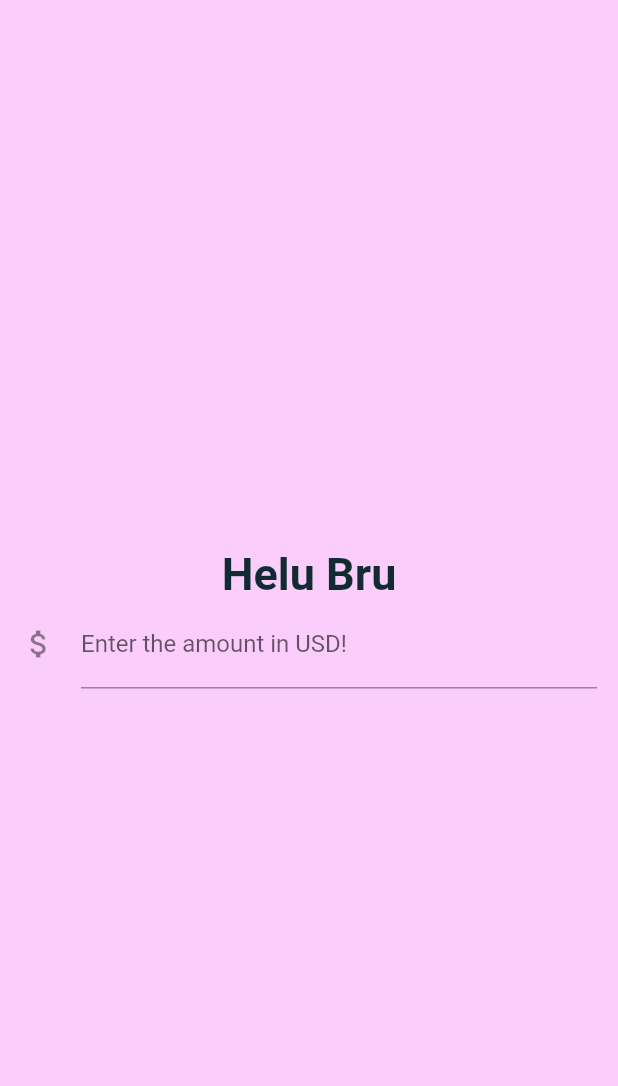
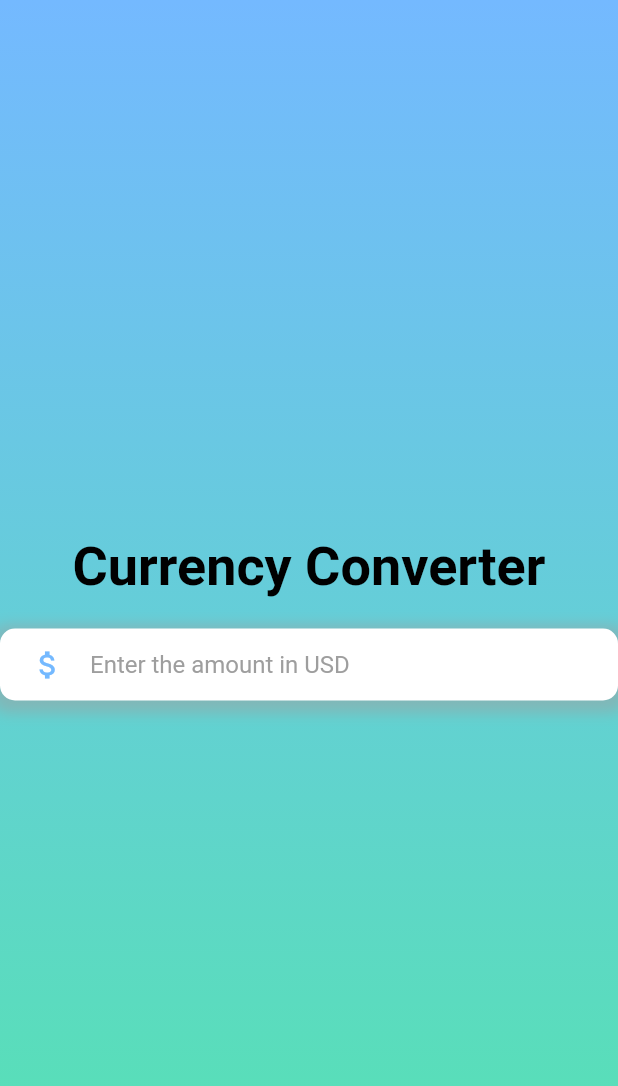
Before and after one commit to samrocks03/LearningFlutter, a Flutter app: the screen it shows after launch, on a phone screen of 412 x 824 dp. Shown: the top 1086 px of the screen. Run offline on Flutter 3.47's test engine with Material 2 defaults, Android fonts, the phone set to English and light mode, and no system bars.

Commit message:
Added some linear gradient design to our home page

```diff
--- a/currency_converter/lib/currency_converter_material_page.dart
+++ b/currency_converter/lib/currency_converter_material_page.dart
@@ -5,39 +5,56 @@ class CurrencyConverterMaterialPage extends StatelessWidget {
 
   @override
   Widget build(BuildContext context) {
-    return const Scaffold(
-      body: ColoredBox(
-        color: Color.fromRGBO(255, 0, 255, 0.18),
+    return Scaffold(
+      body: Container(
+        decoration: const BoxDecoration(
+          gradient: LinearGradient(
+            begin: Alignment.topCenter,
+            end: Alignment.bottomCenter,
+            colors: [Color(0xFF74B9FF), Color(0xFF55E3B0)], // Gradient colors
+          ),
+        ),
         child: Center(
           child: Column(
-              mainAxisAlignment:
-                  MainAxisAlignment.center, //Align the main axis to center
+            mainAxisAlignment: MainAxisAlignment.center,
             children: [
-                Text(
-                  "Helu Bru",
+              const Text(
+                "Currency Converter",
                 style: TextStyle(
-                    fontSize: 30,
+                  fontSize: 36,
                   fontWeight: FontWeight.bold,
-                    color: Color.fromARGB(240, 3, 33, 37),
+                  color: Colors.black, // Changed text color to black
                 ),
               ),
-
-                Padding(
-                  padding: EdgeInsets.only(right: 14.0),
-                  child: TextField(
+              const SizedBox(height: 20),
+              Container(
+                padding: const EdgeInsets.symmetric(horizontal: 20),
+                decoration: BoxDecoration(
+                  color: Colors.white,
+                  borderRadius: BorderRadius.circular(10),
+                  boxShadow: [
+                    BoxShadow(
+                      color: Colors.grey.withOpacity(0.5),
+                      spreadRadius: 5,
+                      blurRadius: 7,
+                      offset: const Offset(0, 3),
+                    ),
+                  ],
+                ),
+                child: const TextField(
                   keyboardType: TextInputType.number,
                   decoration: InputDecoration(
-                      label: Text("Enter the amount in USD!"),
-                      icon: Padding(
-                        padding: EdgeInsets.only(left: 14.0),
-                        child: Icon(Icons.attach_money_sharp),
-                      ),
-                      // labelText: 'Enter your Email',
+                    hintText: "Enter the amount in USD",
+                    hintStyle: TextStyle(color: Colors.grey),
+                    icon: Icon(Icons.attach_money_sharp, color: Color(0xFF74B9FF)),
+                    border: InputBorder.none,
                   ),
                 ),
-                )
-              ]),
               ),
-    ));
+            ],
+          ),
+        ),
+      ),
+    );
   }
 }
```
Lines whose indentation alone changed are shown as unchanged.
